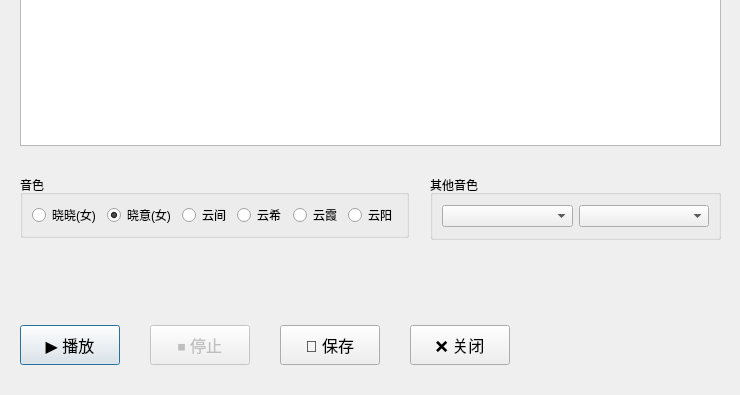
Above: src/dialog.ui from johnsmith2078/edge-tts-gui before the change; both pictures show x 0 to 740 and y 185 to 580 of the 740 by 580 pixel window. Below: the same form after it.
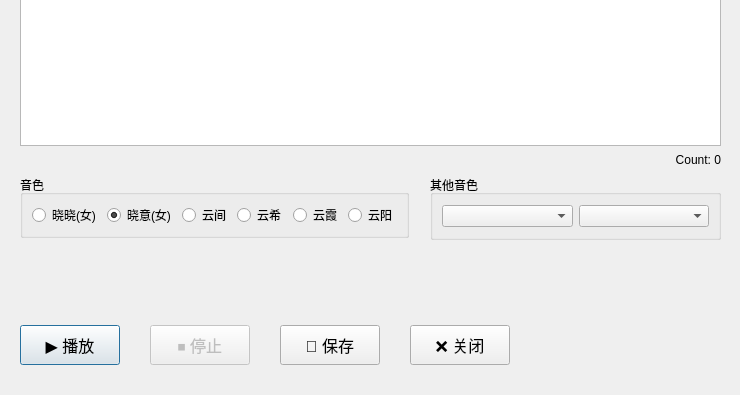
That is the form after the change.

Commit message: feat(dialog): 添加字符计数功能

What changed in the file:
```diff
--- a/src/dialog.ui
+++ b/src/dialog.ui
@@ -38,6 +38,22 @@
     </rect>
    </property>
   </widget>
+  <widget class="QLabel" name="labelCharCount">
+   <property name="geometry">
+    <rect>
+     <x>20</x>
+     <y>335</y>
+     <width>701</width>
+     <height>20</height>
+    </rect>
+   </property>
+   <property name="text">
+    <string>Count: 0</string>
+   </property>
+   <property name="alignment">
+    <set>Qt::AlignRight|Qt::AlignTrailing|Qt::AlignVCenter</set>
+   </property>
+  </widget>
   <widget class="QGroupBox" name="groupBoxVoice">
    <property name="geometry">
     <rect>
```
The commit also changes 4 other files.
